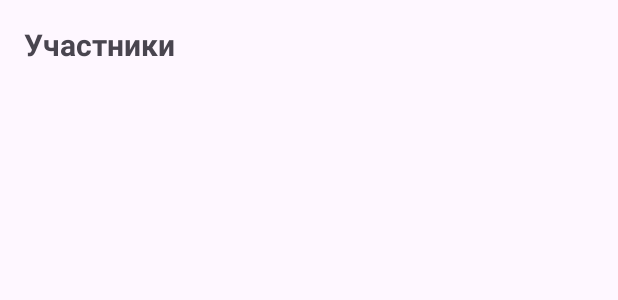
After one commit to GeorgyLord/TaskMate, an Android app: the layout dialog_participants.xml on its own in the app's theme, with its tools: preview values and no code run, on a phone screen of 412 x 824 dp. The commit adds this screen. Shown: the top 300 px of the screen. Run offline under Robolectric (Android 15) with nearby library versions, the phone set to English and light mode, and no system bars.

Commit message:
update 18.05

```diff
--- a/app/src/main/AndroidManifest.xml
+++ b/app/src/main/AndroidManifest.xml
@@ -3,6 +3,7 @@
     xmlns:tools="http://schemas.android.com/tools">
 
     <uses-permission android:name="android.permission.INTERNET" />
+    <uses-permission android:name="android.permission.FOREGROUND_SERVICE"/>
 
     <application
         android:allowBackup="true"
--- a/app/src/main/java/com/example/taskmate/CreatingTask.java
+++ b/app/src/main/java/com/example/taskmate/CreatingTask.java
@@ -356,6 +356,10 @@ public class CreatingTask extends AppCompatActivity {
                             SharedPreferences sharedPref = getSharedPreferences("data", Context.MODE_PRIVATE);
                             String id_user = sharedPref.getString("email", "0");
 
+                            db.collection("tasks")
+                                    .document(tempString)
+                                    .update("participants", FieldValue.arrayUnion(id_user));
+
                             db.collection("users")
                                     .document(id_user)
                                     .get()
--- a/app/src/main/java/com/example/taskmate/MainActivity.java
+++ b/app/src/main/java/com/example/taskmate/MainActivity.java
@@ -1,7 +1,9 @@
 package com.example.taskmate;
 
 import android.content.Intent;
+import android.os.Build;
 import android.os.Bundle;
+import android.provider.Settings;
 
 import androidx.activity.EdgeToEdge;
 import androidx.appcompat.app.AppCompatActivity;
--- a/app/src/main/res/layout/activity_main_menu2.xml
+++ b/app/src/main/res/layout/activity_main_menu2.xml
@@ -13,7 +13,7 @@
         android:id="@+id/qw"
         android:layout_width="match_parent"
         android:layout_height="match_parent"
-        android:background="#F85656"
+        android:background="#FFFFFF"
         android:fitsSystemWindows="true"
         android:orientation="vertical">
 
--- /dev/null
+++ b/app/src/main/res/layout/dialog_participants.xml
@@ -0,0 +1,22 @@
+<ScrollView xmlns:android="http://schemas.android.com/apk/res/android"
+    android:layout_width="match_parent"
+    android:layout_height="wrap_content">
+
+    <LinearLayout
+        android:id="@+id/participantsContainer"
+        android:layout_width="match_parent"
+        android:layout_height="wrap_content"
+        android:orientation="vertical"
+        android:padding="16dp">
+
+        <TextView
+            android:layout_width="match_parent"
+            android:layout_height="wrap_content"
+            android:text="Участники"
+            android:textSize="20sp"
+            android:textStyle="bold"/>
+
+        <!-- Карточки будут добавляться сюда программно -->
+
+    </LinearLayout>
+</ScrollView>
```
Also changed, not shown: app/src/main/java/com/example/taskmate/MainMenu2.java (+47 -2 lines), app/src/main/res/layout/item_participant.xml (added, +27 -0 lines).
